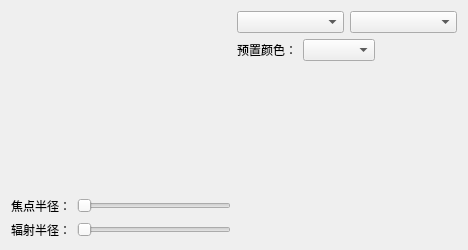
The window that BIWidgets/fillpropertywidget/gradientparamdialog.ui (lsyeei/dashboard) describes before a commit, drawn with Qt 5.
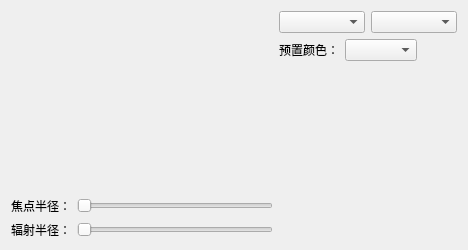
The same window after the commit. Custom widgets are drawn as their Qt base class.

What changed in the file:
```diff
--- a/BIWidgets/fillpropertywidget/gradientparamdialog.ui
+++ b/BIWidgets/fillpropertywidget/gradientparamdialog.ui
@@ -22,6 +22,9 @@
   <layout class="QHBoxLayout" name="horizontalLayout">
    <item>
     <layout class="QVBoxLayout" name="verticalLayout_2">
+     <property name="sizeConstraint">
+      <enum>QLayout::SizeConstraint::SetMinimumSize</enum>
+     </property>
      <item>
       <widget class="QWidget" name="preview" native="true">
        <property name="sizePolicy">
@@ -50,6 +53,9 @@
         </sizepolicy>
        </property>
        <layout class="QVBoxLayout" name="verticalLayout_3">
+        <property name="sizeConstraint">
+         <enum>QLayout::SizeConstraint::SetMinimumSize</enum>
+        </property>
         <property name="leftMargin">
          <number>0</number>
         </property>
@@ -64,6 +70,9 @@
         </property>
         <item>
          <layout class="QHBoxLayout" name="horizontalLayout_4">
+          <property name="sizeConstraint">
+           <enum>QLayout::SizeConstraint::SetMinimumSize</enum>
+          </property>
           <item>
            <widget class="QLabel" name="label_2">
             <property name="sizePolicy">
@@ -79,6 +88,12 @@
           </item>
           <item>
            <widget class="QSlider" name="focalRadius">
+            <property name="sizePolicy">
+             <sizepolicy hsizetype="Expanding" vsizetype="Fixed">
+              <horstretch>0</horstretch>
+              <verstretch>0</verstretch>
+             </sizepolicy>
+            </property>
             <property name="orientation">
              <enum>Qt::Orientation::Horizontal</enum>
             </property>
@@ -88,6 +103,9 @@
         </item>
         <item>
          <layout class="QHBoxLayout" name="horizontalLayout_5">
+          <property name="sizeConstraint">
+           <enum>QLayout::SizeConstraint::SetMinimumSize</enum>
+          </property>
           <item>
            <widget class="QLabel" name="label_3">
             <property name="text">
@@ -111,8 +129,14 @@
    </item>
    <item>
     <layout class="QVBoxLayout" name="verticalLayout">
+     <property name="sizeConstraint">
+      <enum>QLayout::SizeConstraint::SetMinimumSize</enum>
+     </property>
      <item>
       <layout class="QHBoxLayout" name="horizontalLayout_2">
+       <property name="sizeConstraint">
+        <enum>QLayout::SizeConstraint::SetMinimumSize</enum>
+       </property>
        <item>
         <widget class="QComboBox" name="gradientType">
          <property name="insertPolicy">
@@ -137,10 +161,13 @@
      </item>
      <item>
       <layout class="QHBoxLayout" name="horizontalLayout_3">
+       <property name="sizeConstraint">
+        <enum>QLayout::SizeConstraint::SetMinimumSize</enum>
+       </property>
        <item>
         <widget class="QLabel" name="label">
          <property name="sizePolicy">
-          <sizepolicy hsizetype="Minimum" vsizetype="Fixed">
+          <sizepolicy hsizetype="Preferred" vsizetype="Fixed">
            <horstretch>0</horstretch>
            <verstretch>0</verstretch>
           </sizepolicy>
@@ -177,6 +204,9 @@
          <property name="orientation">
           <enum>Qt::Orientation::Horizontal</enum>
          </property>
+         <property name="sizeType">
+          <enum>QSizePolicy::Policy::Preferred</enum>
+         </property>
          <property name="sizeHint" stdset="0">
           <size>
            <width>40</width>
@@ -188,7 +218,14 @@
       </layout>
      </item>
      <item>
-      <widget class="GradientColorPicker" name="gradientColorPicker"/>
+      <widget class="GradientColorPicker" name="gradientColorPicker">
+       <property name="sizePolicy">
+        <sizepolicy hsizetype="Preferred" vsizetype="Minimum">
+         <horstretch>0</horstretch>
+         <verstretch>0</verstretch>
+        </sizepolicy>
+       </property>
+      </widget>
      </item>
     </layout>
    </item>
```
Left out of the diff: 2 changed lines with no effect on the pictures.
